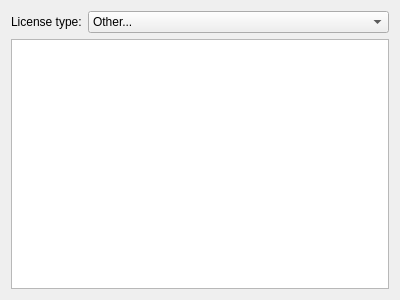
KDE/kdevelop, file language/codegen/ui/licensechooser.ui: the form before one commit.
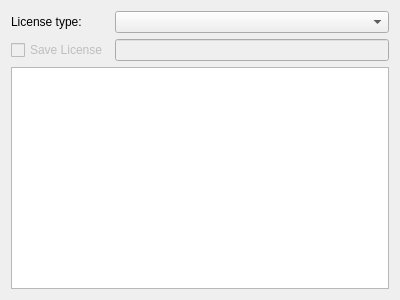
The form after the commit. Custom widgets are drawn as their Qt base class.

Commit message:
License chooser can now switch between licences, but can not save user defined licences yet.
added data directory: DATA_DIRECTORY/kdevcodegen

default licenses will live inside DATA_DIRECTORY/kdevcodegen/licenses

The edit to the form file:
```diff
--- a/language/codegen/ui/licensechooser.ui
+++ b/language/codegen/ui/licensechooser.ui
@@ -23,21 +23,52 @@
      </property>
     </widget>
    </item>
-   <item row="0" column="1" >
-    <widget class="KComboBox" name="licenseComboBox" >
-     <item>
-      <property name="text" >
-       <string>Other...</string>
-      </property>
-     </item>
+   <item row="0" column="1">
+    <widget class="KComboBox" name="licenseComboBox"/>
+   </item>
+   <item row="2" column="0" colspan="2">
+    <widget class="KTextEdit" name="licenseTextEdit"/>
+   </item>
+   <item row="1" column="0">
+    <widget class="QCheckBox" name="saveLicense">
+     <property name="enabled">
+      <bool>false</bool>
+     </property>
+     <property name="toolTip">
+      <string>Click here if you want to save this license for future use</string>
+     </property>
+     <property name="text">
+      <string>Save License</string>
+     </property>
+     <property name="checkable">
+      <bool>true</bool>
+     </property>
     </widget>
    </item>
-   <item row="1" column="0" colspan="2" >
-    <widget class="KTextEdit" name="licenseTextEdit" />
+   <item row="1" column="1">
+    <widget class="KLineEdit" name="licenseName">
+     <property name="enabled">
+      <bool>false</bool>
+     </property>
+     <property name="contextMenuEnabled">
+      <bool>false</bool>
+     </property>
+     <property name="urlDropsEnabled">
+      <bool>false</bool>
+     </property>
+     <property name="showClearButton" stdset="0">
+      <bool>false</bool>
+     </property>
+    </widget>
    </item>
   </layout>
  </widget>
  <customwidgets>
+  <customwidget>
+   <class>KLineEdit</class>
+   <extends>QLineEdit</extends>
+   <header>klineedit.h</header>
+  </customwidget>
   <customwidget>
    <class>KComboBox</class>
    <extends>QComboBox</extends>
```
Left out of the diff: 19 changed lines with no effect on the pictures. The commit also changes 5 other files.
